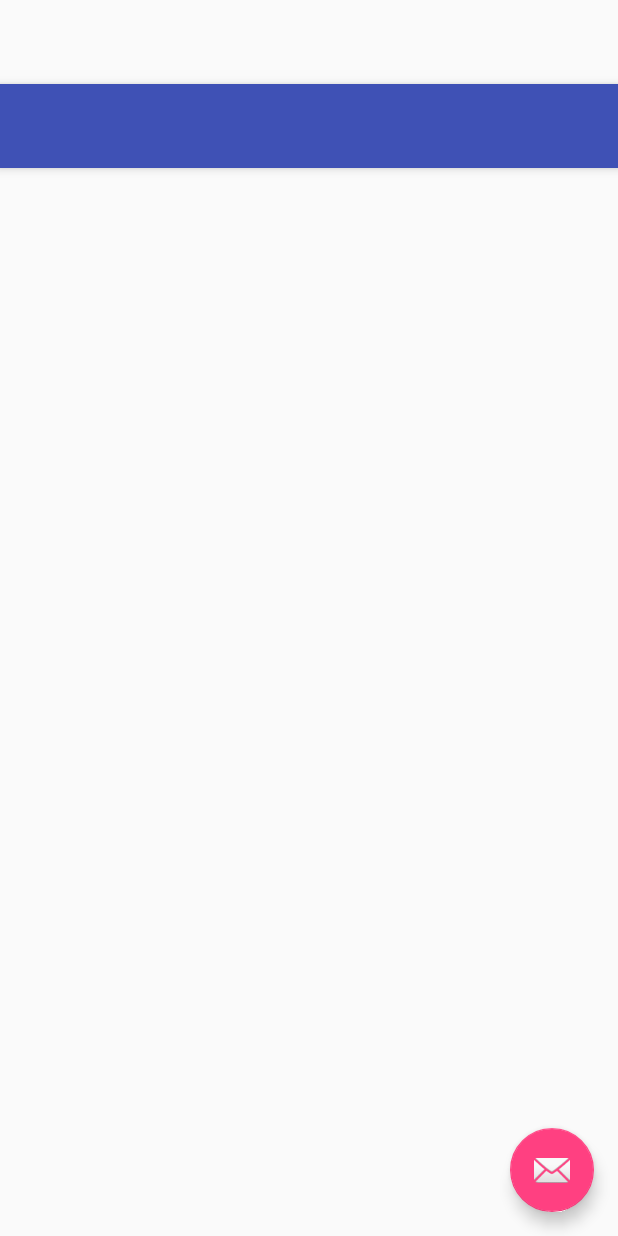
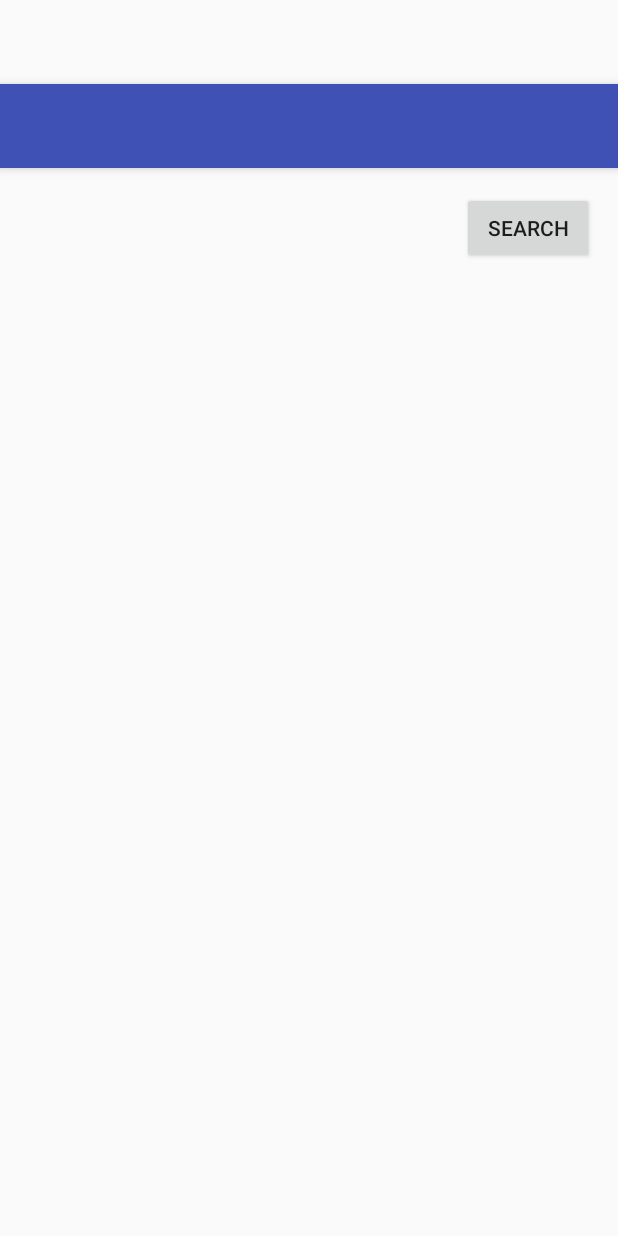
Before and after one commit to Weathy/Weathy, an Android app: the layout app_bar_weather.xml on its own in the app's theme, with its tools: preview values and no code run, on a phone screen of 412 x 824 dp. Run offline under Robolectric (Android 15) with nearby library versions, the phone set to English and light mode, and no system bars.

Commit message:
SearchFragment

```diff
--- a/src/main/res/layout/app_bar_weather.xml
+++ b/src/main/res/layout/app_bar_weather.xml
@@ -23,12 +23,4 @@
 
     <include layout="@layout/content_weather" />
 
-    <android.support.design.widget.FloatingActionButton
-        android:id="@+id/fab"
-        android:layout_width="wrap_content"
-        android:layout_height="wrap_content"
-        android:layout_gravity="bottom|end"
-        android:layout_margin="@dimen/fab_margin"
-        android:src="@android:drawable/ic_dialog_email" />
-
 </android.support.design.widget.CoordinatorLayout>
--- a/src/main/res/layout/content_weather.xml
+++ b/src/main/res/layout/content_weather.xml
@@ -1,5 +1,5 @@
 <?xml version="1.0" encoding="utf-8"?>
-<RelativeLayout xmlns:android="http://schemas.android.com/apk/res/android"
+<LinearLayout xmlns:android="http://schemas.android.com/apk/res/android"
     xmlns:app="http://schemas.android.com/apk/res-auto"
     xmlns:tools="http://schemas.android.com/tools"
     android:layout_width="match_parent"
@@ -7,9 +7,18 @@
     android:paddingBottom="@dimen/activity_vertical_margin"
     android:paddingLeft="@dimen/activity_horizontal_margin"
     android:paddingRight="@dimen/activity_horizontal_margin"
+    android:orientation="vertical"
     android:paddingTop="@dimen/activity_vertical_margin"
+    android:id="@+id/content_layout"
     app:layout_behavior="@string/appbar_scrolling_view_behavior"
     tools:context="com.example.pc.weathy.WeatherActivity"
     tools:showIn="@layout/app_bar_weather">
 
-</RelativeLayout>
+    <Button
+        android:id="@+id/search_button"
+        android:layout_width="wrap_content"
+        android:layout_height="wrap_content"
+        android:layout_gravity="end"
+        android:text="Search"/>
+
+</LinearLayout>
--- a/src/main/res/values/strings.xml
+++ b/src/main/res/values/strings.xml
@@ -6,4 +6,7 @@
     <string name="navigation_drawer_close">Close navigation drawer</string>
 
     <string name="action_settings">Settings</string>
+
+    <!-- TODO: Remove or change this placeholder text -->
+    <string name="hello_blank_fragment">Hello blank fragment</string>
 </resources>
```
Also changed, not shown: src/main/AndroidManifest.xml (+7 -1 lines), src/main/java/com/example/pc/weathy/WeatherActivity.java (+16 -9 lines).
